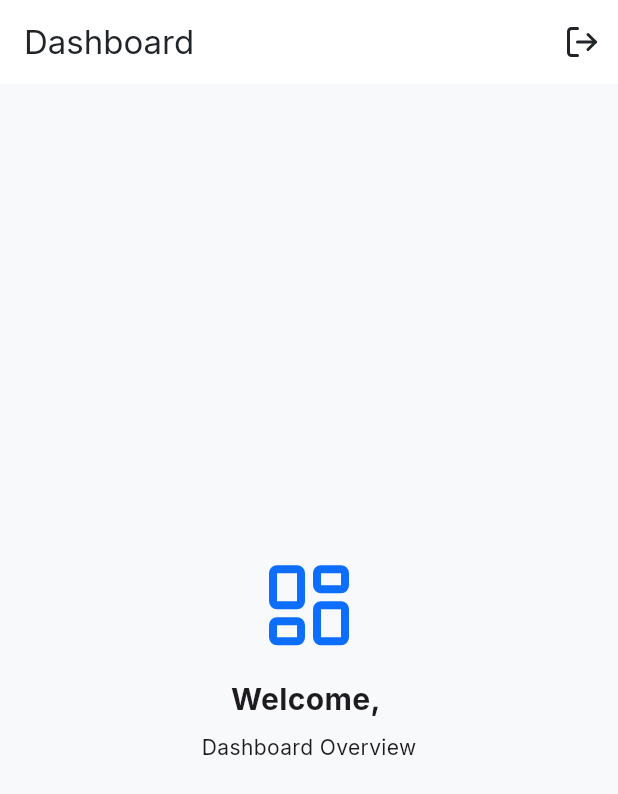
After one commit to MohammadAlameri/dar_alamirat_procure, a Flutter app: the DashboardPage screen opened by its route, on a phone screen of 412 x 824 dp. The commit adds this screen. Shown: the top 794 px of the screen. Run offline on Flutter 3.47's test engine with Material 3 defaults, Android fonts, the phone set to English and light mode, and no system bars; our stand-ins replace go_router, google_fonts, lucide_icons, supabase_flutter; accounts and stored records are empty.

Commit message:
feat: implement Supabase authentication, navigation routing, and dashboard page

```diff
--- a/dar_alamirat_requests/assets/lang/ar.json
+++ b/dar_alamirat_requests/assets/lang/ar.json
@@ -26,5 +26,8 @@
   "rememberMe": "تذكرني",
   "noAccount": "ليس لديك حساب؟",
   "contactAdmin": "اتصل بالمسؤول",
-  "procurementSystem": "نظام إدارة المشتريات"
+  "procurementSystem": "نظام إدارة المشتريات",
+  "pleaseFillAllFields": "يرجى ملء جميع الحقول",
+  "invalidCredentials": "بيانات تسجيل الدخول غير صحيحة",
+  "unexpectedError": "حدث خطأ غير متوقع"
 }
--- a/dar_alamirat_requests/assets/lang/en.json
+++ b/dar_alamirat_requests/assets/lang/en.json
@@ -26,5 +26,8 @@
   "rememberMe": "Remember me",
   "noAccount": "Don't have an account?",
   "contactAdmin": "Contact Admin",
-  "procurementSystem": "Procurement Management System"
+  "procurementSystem": "Procurement Management System",
+  "pleaseFillAllFields": "Please fill all fields",
+  "invalidCredentials": "Invalid login credentials",
+  "unexpectedError": "An unexpected error occurred"
 }
--- /dev/null
+++ b/dar_alamirat_requests/lib/core/navigation/app_router.dart
@@ -0,0 +1,34 @@
+import 'package:dar_alamirat_requests/features/auth/presentation/pages/login_page.dart';
+import 'package:dar_alamirat_requests/features/dashboard/presentation/pages/dashboard_page.dart';
+import 'package:go_router/go_router.dart';
+import 'package:supabase_flutter/supabase_flutter.dart';
+
+class AppRouter {
+  static final router = GoRouter(
+    initialLocation: '/',
+    redirect: (context, state) {
+      final user = Supabase.instance.client.auth.currentUser;
+      final loggingIn = state.matchedLocation == '/login';
+
+      if (user == null) {
+        return loggingIn ? null : '/login';
+      }
+
+      if (loggingIn) {
+        return '/';
+      }
+
+      return null;
+    },
+    routes: [
+      GoRoute(
+        path: '/',
+        builder: (context, state) => const DashboardPage(),
+      ),
+      GoRoute(
+        path: '/login',
+        builder: (context, state) => const LoginPage(),
+      ),
+    ],
+  );
+}
--- /dev/null
+++ b/dar_alamirat_requests/lib/features/dashboard/presentation/pages/dashboard_page.dart
@@ -0,0 +1,48 @@
+import 'package:flutter/material.dart';
+import 'package:supabase_flutter/supabase_flutter.dart';
+import 'package:go_router/go_router.dart';
+import '../../../../core/localization/app_localizations.dart';
+import '../../../../core/theme/app_theme.dart';
+import 'package:lucide_icons/lucide_icons.dart';
+
+class DashboardPage extends StatelessWidget {
+  const DashboardPage({super.key});
+
+  @override
+  Widget build(BuildContext context) {
+    final l10n = AppLocalizations.of(context)!;
+    final user = Supabase.instance.client.auth.currentUser;
+
+    return Scaffold(
+      appBar: AppBar(
+        title: Text(l10n.translate('dashboard')),
+        actions: [
+          IconButton(
+            icon: const Icon(LucideIcons.logOut),
+            onPressed: () async {
+              await Supabase.instance.client.auth.signOut();
+              if (context.mounted) {
+                context.go('/login');
+              }
+            },
+          ),
+        ],
+      ),
+      body: Center(
+        child: Column(
+          mainAxisAlignment: MainAxisAlignment.center,
+          children: [
+            const Icon(LucideIcons.layoutDashboard, size: 64, color: AppTheme.primaryBlue),
+            const SizedBox(height: 16),
+            Text(
+              'Welcome, ${user?.email ?? 'User'}',
+              style: const TextStyle(fontSize: 20, fontWeight: FontWeight.bold),
+            ),
+            const SizedBox(height: 8),
+            Text(l10n.translate('dashboardOverview')),
+          ],
+        ),
+      ),
+    );
+  }
+}
--- a/dar_alamirat_requests/lib/main.dart
+++ b/dar_alamirat_requests/lib/main.dart
@@ -5,7 +5,7 @@ import 'package:google_fonts/google_fonts.dart';
 import 'core/theme/app_theme.dart';
 import 'core/localization/app_localizations.dart';
 import 'core/constants/app_constants.dart';
-import 'features/auth/presentation/pages/login_page.dart';
+import 'core/navigation/app_router.dart';
 
 Future<void> main() async {
   WidgetsFlutterBinding.ensureInitialized();
@@ -44,8 +44,9 @@ class _MyAppState extends State<MyApp> {
 
   @override
   Widget build(BuildContext context) {
-    return MaterialApp(
+    return MaterialApp.router(
       title: 'Dar Alamirat Procurement',
+      routerConfig: AppRouter.router,
       debugShowCheckedModeBanner: false,
       theme: AppTheme.lightTheme,
       locale: _locale,
@@ -59,7 +60,6 @@ class _MyAppState extends State<MyApp> {
         GlobalWidgetsLocalizations.delegate,
         GlobalCupertinoLocalizations.delegate,
       ],
-      home: const LoginPage(),
     );
   }
 }
--- a/dar_alamirat_requests/pubspec.yaml
+++ b/dar_alamirat_requests/pubspec.yaml
@@ -41,6 +41,7 @@ dependencies:
   intl: ^0.20.2
   flutter_localizations:
     sdk: flutter
+  go_router: ^17.2.0
 
 dev_dependencies:
   flutter_test:
```
Also changed, not shown: dar_alamirat_requests/lib/features/auth/presentation/pages/login_page.dart (+95 -4 lines), dar_alamirat_requests/pubspec.lock.
